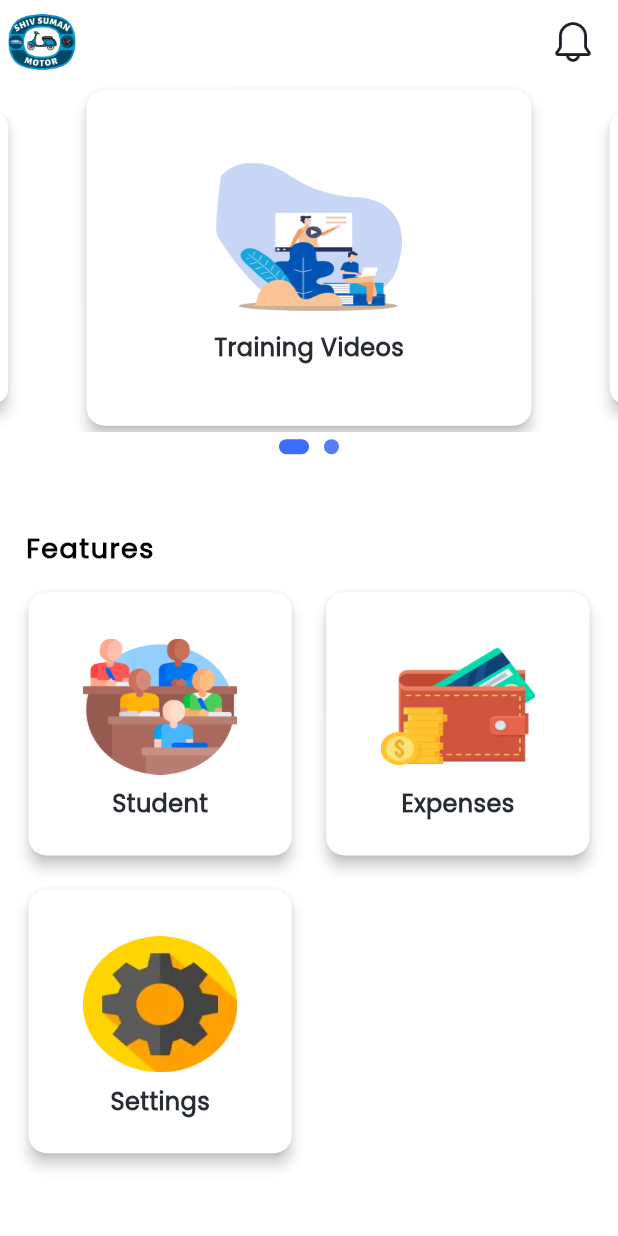
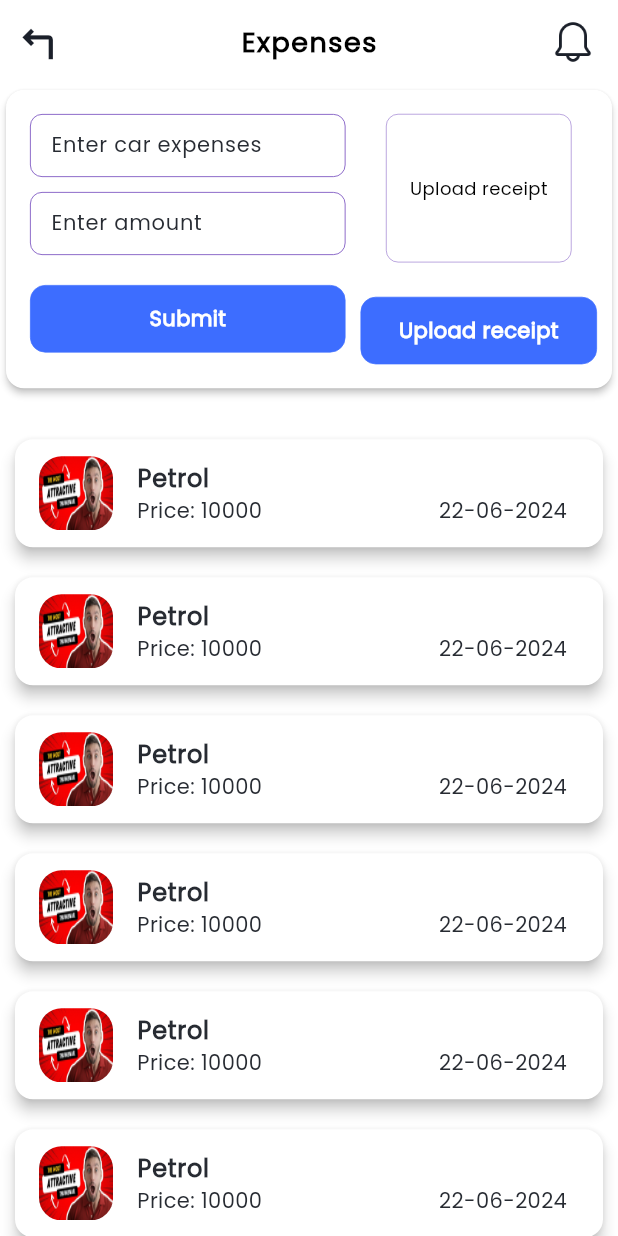
Before and after one commit to SharvariChavan009/shivsuman_trainer, a Flutter app: the HomeScreen screen opened directly, after a tap on "Expenses", on a phone screen of 412 x 824 dp. Run offline on Flutter 3.47's test engine with Material 3 defaults, Android fonts, the phone set to English and light mode, and no system bars; drawn by our look-alikes of auto_size_text, carousel_slider, flutter_slidable; our stand-ins replace bloc, dio, flutter_bloc, image_picker, pinput, table_calendar; network calls fail.

Commit message:
add - Expenses UI

```diff
--- /dev/null
+++ b/lib/features/home/expenses/presentation/expenses_screen.dart
@@ -0,0 +1,355 @@
+import 'dart:io';
+
+import 'package:auto_size_text/auto_size_text.dart';
+import 'package:car_trainer_application/core/common/colors.dart';
+import 'package:car_trainer_application/core/common/images/images_constant.dart';
+import 'package:car_trainer_application/core/common/utils/screen_dimension.dart';
+import 'package:car_trainer_application/core/common/widgets/c_button.dart';
+import 'package:car_trainer_application/core/common/widgets/c_text_field.dart';
+import 'package:car_trainer_application/core/navigation/navigationHelper.dart';
+import 'package:car_trainer_application/features/home/notification/presentation/notification_screen.dart';
+import 'package:flutter/material.dart';
+import 'package:image_picker/image_picker.dart';
+import 'package:intl/intl.dart';
+import 'package:flutter_slidable/flutter_slidable.dart';
+
+class ExpensesScreen extends StatefulWidget {
+  const ExpensesScreen({super.key});
+
+  @override
+  State<ExpensesScreen> createState() => _ExpensesScreenState();
+}
+
+class _ExpensesScreenState extends State<ExpensesScreen> {
+  // ! ----------------------------------------------------------------
+  TextEditingController expesesController = TextEditingController();
+  TextEditingController amountController = TextEditingController();
+  String _year = "No year picked";
+
+  final ImagePicker _picker = ImagePicker();
+  File? _image;
+
+  void _datePicker() {
+    final DateTime now = DateTime.now();
+    final DateFormat pickYear = DateFormat('dd-MM-yyyy');
+    final String formatted = pickYear.format(now);
+
+    setState(() {
+      _year = formatted;
+    });
+  }
+
+  Future<void> _pickImage(ImageSource source) async {
+    final pickedFile = await _picker.pickImage(source: source);
+    if (pickedFile != null) {
+      setState(() {
+        _image = File(pickedFile.path);
+
+        print("Image Uploaded");
+      });
+    }
+  }
+
+  void _showPickerDialog(BuildContext context) {
+    showModalBottomSheet(
+      context: context,
+      builder: (ctx) {
+        return SafeArea(
+          child: Wrap(
+            children: [
+              ListTile(
+                leading: Icon(Icons.photo_library),
+                title: Text('Gallery'),
+                onTap: () {
+                  _pickImage(ImageSource.gallery);
+                  Navigator.of(ctx).pop();
+                },
+              ),
+              ListTile(
+                leading: Icon(Icons.photo_camera),
+                title: Text('Camera'),
+                onTap: () {
+                  _pickImage(ImageSource.camera);
+                  Navigator.of(ctx).pop();
+                },
+              ),
+            ],
+          ),
+        );
+      },
+    );
+  }
+
+  // ! ----------------------------------------------------------------
+
+  @override
+  Widget build(BuildContext context) {
+    return Scaffold(
+      backgroundColor: Colors.white,
+      appBar: AppBar(
+        centerTitle: true,
+        backgroundColor: Colors.white,
+        leading: GestureDetector(
+          child: const Icon(
+            Icons.turn_left,
+            size: 35,
+            color: AppColors.darkColor,
+          ),
+          onTap: () {
+            NavigationHelper.goBack(context);
+          },
+        ),
+        title: const Text(
+          "Expenses",
+          style: TextStyle(
+              color: Colors.black,
+              fontWeight: FontWeight.bold,
+              fontSize: 18,
+              letterSpacing: 1,
+              fontFamily: "Poppins"),
+        ),
+        actions: [
+          Padding(
+            padding: const EdgeInsets.only(right: 15.0),
+            child: GestureDetector(
+              child: const ImageIcon(
+                color: AppColors.darkColor,
+                AssetImage(AllIcons.notification1),
+                size: 30,
+              ),
+              onTap: () {
+                NavigationHelper.navigateTo(
+                    context, const NotificationScreen());
+              },
+            ),
+          )
+        ],
+      ),
+      body: Column(
+        children: [
+// ! Container 1
+
+          Card(
+            color: Colors.white,
+            elevation: 2,
+            child: Padding(
+              padding: const EdgeInsets.all(8.0),
+              child: Row(
+                crossAxisAlignment: CrossAxisAlignment.start,
+                children: [
+                  Expanded(
+                    flex: 7,
+                    child: Padding(
+                      padding: const EdgeInsets.all(8.0),
+                      child: Column(
+                        children: [
+                          Row(
+                            children: [
+                              Expanded(
+                                  child: CustomTextField(
+                                hintText: "Enter car expenses",
+                                controller: expesesController,
+                                inputType: CustomTextInputType.text,
+                              )),
+                            ],
+                          ),
+                          Padding(
+                            padding:
+                                const EdgeInsets.only(top: 10.0, bottom: 20),
+                            child: Row(
+                              children: [
+                                Expanded(
+                                    child: CustomTextField(
+                                  hintText: "Enter amount",
+                                  controller: expesesController,
+                                  inputType: CustomTextInputType.number,
+                                )),
+                              ],
+                            ),
+                          ),
+                          GestureDetector(
+                            child: CommonButton(buttonName: "Submit"),
+                            onTap: () {
+                              _datePicker();
+                              print("Submitted");
+                            },
+                          ),
+                        ],
+                      ),
+                    ),
+                  ),
+                  Expanded(
+                    flex: 5,
+                    child: Padding(
+                      padding: const EdgeInsets.only(top: 8.0, bottom: 8),
+                      child: Column(
+                        children: [
+                          Padding(
+                            padding: const EdgeInsets.only(right: 2.0, left: 2),
+                            child: _image == null
+                                ? Container(
+                                    decoration: BoxDecoration(
+                                        border: Border.all(
+                                          color: AppColors.baseColor,
+                                          width: 0.3,
+                                        ),
+                                        color: Colors.white,
+                                        borderRadius: BorderRadius.circular(8)),
+                                    height: ScreenDimension.screenHeight * 0.12,
+                                    width: ScreenDimension.screenWidth * 0.30,
+                                    child: Center(
+                                      child: Text(
+                                        "Upload receipt",
+                                        style: TextStyle(
+                                            color: Colors.black,
+                                            fontSize: 12,
+                                            fontFamily: "Poppins"),
+                                      ),
+                                    ),
+                                  )
+                                : Container(
+                                    height: ScreenDimension.screenHeight * 0.12,
+                                    width: ScreenDimension.screenWidth * 0.30,
+                                    clipBehavior: Clip.antiAlias,
+                                    decoration: BoxDecoration(
+                                        borderRadius: BorderRadius.circular(
+                                            15) // Adjust the radius as needed
+                                        ),
+                                    child: Image.file(
+                                      _image!,
+                                      fit: BoxFit.cover,
+                                    ),
+                                  ),
+                          ),
+                          GestureDetector(
+                              child: Padding(
+                                padding: const EdgeInsets.only(
+                                    top: 23.0, right: 2, left: 2),
+                                child:
+                                    CommonButton(buttonName: "Upload receipt"),
+                              ),
+                              onTap: () {
+                                // _pickImage(ImageSource.gallery);
+                                _showPickerDialog(context);
+                              })
+                        ],
+                      ),
+                    ),
+                  ),
+                ],
+              ),
+            ),
+          ),
+
+// ! Container 2
+
+          Expanded(
+              flex: 8,
+              child: Padding(
+                padding: const EdgeInsets.only(top: 20.0),
+                child: ListView.builder(
+                  itemCount: 11,
+                  itemBuilder: (context, index) {
+                    return Slidable(
+                      endActionPane: ActionPane(
+                        motion: const ScrollMotion(),
+                        children: [
+                          SlidableAction(
+                            backgroundColor: AppColors.buttonColorNew,
+                            foregroundColor: Colors.white,
+                            icon: Icons.edit,
+                            label: 'Edit',
+                            onPressed: (ctx) {
+                              print("Clicked on edit button");
+                            },
+                          ),
+                          SlidableAction(
+                            backgroundColor: Colors.red,
+                            foregroundColor: Colors.white,
+                            icon: Icons.delete,
+                            label: 'Delete',
+                            onPressed: (ctx) {
+                              print("Clicked on delete button");
+                            },
+                          ),
+                        ],
+                      ),
+                      child: Card(
+                        color: Colors.white,
+                        elevation: 4,
+                        margin: EdgeInsets.all(10.0),
+                        child: ListTile(
+                          leading: Container(
+                              height: ScreenDimension.screenHeight * 0.06,
+                              width: ScreenDimension.screenWidth * 0.12,
+                              clipBehavior: Clip.antiAlias,
+                              decoration: BoxDecoration(
+                                  borderRadius: BorderRadius.circular(
+                                      15) // Adjust the radius as needed
+                                  ),
+                              child: Image.asset(
+                                AppImages.videoThumbnail,
+                                fit: BoxFit.fill,
+                              )),
+                          title: Row(
+                            children: [
+                              FittedBox(
+                                fit: BoxFit.contain,
+                                child: AutoSizeText(
+                                  "Petrol",
+                                  maxLines: 1,
+                                  style: TextStyle(
+                                      fontSize: 16,
+                                      fontWeight: FontWeight.bold,
+                                      color: AppColors.primaryColor,
+                                      fontFamily: "Poppins"),
+                                ),
+                              ),
+                            ],
+                          ),
+                          subtitle: Row(
+                            mainAxisAlignment: MainAxisAlignment.spaceBetween,
+                            children: [
+                              Row(
+                                children: [
+                                  FittedBox(
+                                    fit: BoxFit.contain,
+                                    child: AutoSizeText(
+                                      "Price: 10000",
+                                      maxLines: 1,
+                                      style: TextStyle(
+                                          fontSize: 14,
+                                          color: AppColors.primaryColor,
+                                          fontFamily: "Poppins"),
+                                    ),
+                                  ),
+                                ],
+                              ),
+                              Row(
+                                children: [
+                                  FittedBox(
+                                    fit: BoxFit.contain,
+                                    child: AutoSizeText(
+                                      "22-06-2024",
+                                      maxLines: 1,
+                                      style: TextStyle(
+                                          fontSize: 14,
+                                          color: AppColors.primaryColor,
+                                          fontFamily: "Poppins"),
+                                    ),
+                                  ),
+                                ],
+                              ),
+                            ],
+                          ),
+                        ),
+                      ),
+                    );
+                  },
+                ),
+              )),
+        ],
+      ),
+    );
+  }
+}
--- a/lib/features/home/presentation/home_screen.dart
+++ b/lib/features/home/presentation/home_screen.dart
@@ -3,6 +3,7 @@ import 'package:car_trainer_application/core/common/colors.dart';
 import 'package:car_trainer_application/core/common/images/images_constant.dart';
 import 'package:car_trainer_application/core/common/utils/screen_dimension.dart';
 import 'package:car_trainer_application/core/navigation/navigationHelper.dart';
+import 'package:car_trainer_application/features/home/expenses/presentation/expenses_screen.dart';
 import 'package:car_trainer_application/features/home/notification/presentation/notification_screen.dart';
 import 'package:car_trainer_application/features/home/self_attendence/presentation/self_attendence_screen.dart';
 import 'package:car_trainer_application/features/home/settings/presentation/setting_screen.dart';
@@ -248,6 +249,9 @@ class _HomeScreenState extends State<HomeScreen> {
                             if (index == 0) {
                               NavigationHelper.navigateTo(
                                   context, const StudentScreen());
+                            } else if (index == 1) {
+                              NavigationHelper.navigateTo(
+                                  context, ExpensesScreen());
                             } else if (index == 2) {
                               NavigationHelper.navigateTo(
                                   context, const SettingScreen());
--- a/pubspec.yaml
+++ b/pubspec.yaml
@@ -44,6 +44,9 @@ dependencies:
   image_picker: ^1.1.2
   intl: ^0.19.0
   table_calendar: ^3.1.2
+  hive_flutter: ^1.1.0
+  get: ^4.6.6
+  flutter_slidable: ^3.1.0
 
 dev_dependencies:
   flutter_test:
```
Also changed, not shown: lib/features/home/profile/presentation/profile_screen.dart (+47 -22 lines), lib/features/home/student/presentation/student_dialogbox.dart (added, +97 -0 lines), lib/features/home/student/presentation/student_screen.dart (+9 -3 lines).
